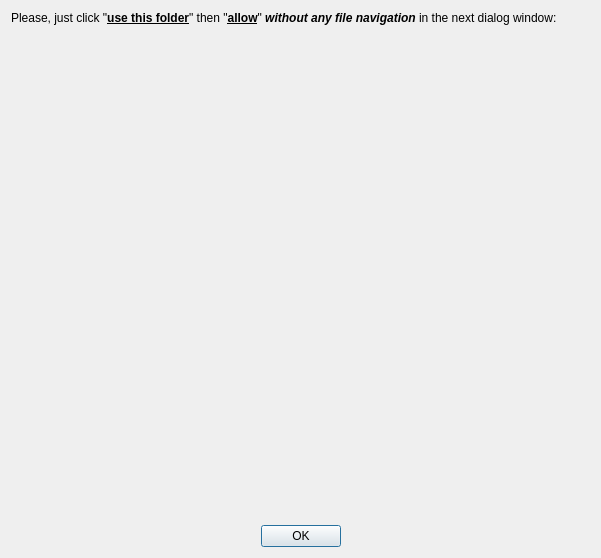
This is safaccessdialog.ui in salieff/es_mod_installer as Qt 5 draws it before an edit. The edited form follows.
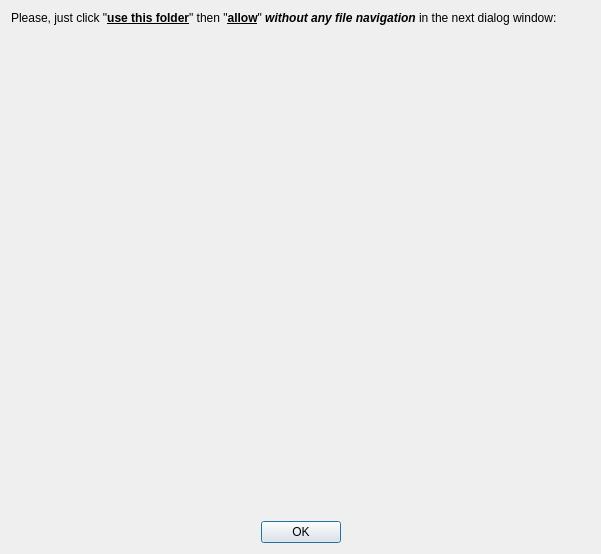
This is the edited form. Icons and pictures are not drawn.

Diff of the .ui file:
```diff
--- a/safaccessdialog.ui
+++ b/safaccessdialog.ui
@@ -7,7 +7,7 @@
     <x>0</x>
     <y>0</y>
     <width>601</width>
-    <height>558</height>
+    <height>554</height>
    </rect>
   </property>
   <property name="windowTitle">
```
